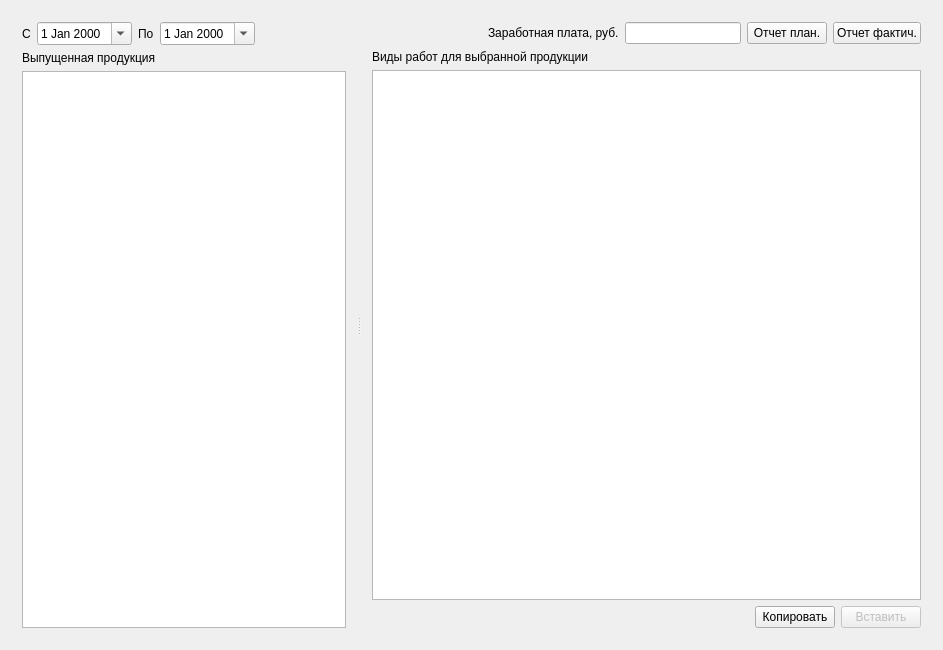
The window that mainwidget.ui (Sergeyego/econom_zp) describes before a commit, drawn with Qt 5.
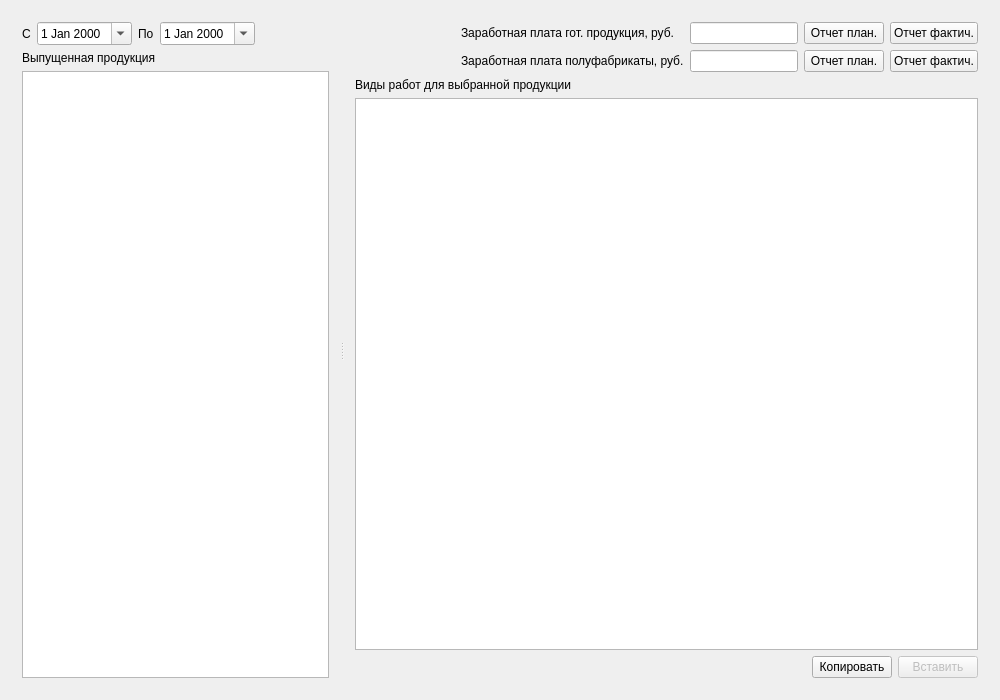
The same window after the commit. Custom widgets are drawn as their Qt base class.

What changed in the file:
```diff
--- a/mainwidget.ui
+++ b/mainwidget.ui
@@ -6,8 +6,8 @@
    <rect>
     <x>0</x>
     <y>0</y>
-    <width>943</width>
-    <height>650</height>
+    <width>1000</width>
+    <height>700</height>
    </rect>
   </property>
   <property name="windowTitle">
@@ -88,47 +88,98 @@
        </item>
       </layout>
      </widget>
-     <widget class="QWidget" name="layoutWidget">
+     <widget class="QWidget" name="">
       <layout class="QVBoxLayout" name="verticalLayout_2">
        <item>
-        <layout class="QHBoxLayout" name="horizontalLayout_3">
-         <item>
-          <spacer name="horizontalSpacer">
-           <property name="orientation">
-            <enum>Qt::Horizontal</enum>
-           </property>
-           <property name="sizeHint" stdset="0">
-            <size>
-             <width>40</width>
-             <height>20</height>
-            </size>
-           </property>
-          </spacer>
-         </item>
-         <item>
+        <layout class="QGridLayout" name="gridLayout">
+         <item row="0" column="1">
           <widget class="QLabel" name="label_3">
            <property name="text">
-            <string>Заработная плата, руб.</string>
+            <string>Заработная плата гот. продукция, руб.</string>
            </property>
           </widget>
          </item>
-         <item>
-          <widget class="QLineEdit" name="lineEditZp"/>
-         </item>
-         <item>
-          <widget class="QPushButton" name="pushButtonNorm">
-           <property name="text">
-            <string>Отчет план.</string>
+         <item row="0" column="2">
+          <widget class="QLineEdit" name="lineEditZp">
+           <property name="minimumSize">
+            <size>
+             <width>100</width>
+             <height>0</height>
+            </size>
            </property>
           </widget>
          </item>
-         <item>
+         <item row="0" column="4">
           <widget class="QPushButton" name="pushButtonFact">
            <property name="text">
             <string>Отчет фактич.</string>
            </property>
           </widget>
          </item>
+         <item row="1" column="1">
+          <widget class="QLabel" name="label_6">
+           <property name="text">
+            <string>Заработная плата полуфабрикаты, руб.</string>
+           </property>
+          </widget>
+         </item>
+         <item row="1" column="2">
+          <widget class="QLineEdit" name="lineEditZpPF">
+           <property name="minimumSize">
+            <size>
+             <width>100</width>
+             <height>0</height>
+            </size>
+           </property>
+          </widget>
+         </item>
+         <item row="1" column="4">
+          <widget class="QPushButton" name="pushButtonFactPF">
+           <property name="text">
+            <string>Отчет фактич.</string>
+           </property>
+          </widget>
+         </item>
+         <item row="0" column="3">
+          <widget class="QPushButton" name="pushButtonNorm">
+           <property name="text">
+            <string>Отчет план.</string>
+           </property>
+          </widget>
+         </item>
+         <item row="1" column="3">
+          <widget class="QPushButton" name="pushButtonNormPF">
+           <property name="text">
+            <string>Отчет план.</string>
+           </property>
+          </widget>
+         </item>
+         <item row="0" column="0">
+          <spacer name="horizontalSpacer">
+           <property name="orientation">
+            <enum>Qt::Horizontal</enum>
+           </property>
+           <property name="sizeHint" stdset="0">
+            <size>
+             <width>40</width>
+             <height>20</height>
+            </size>
+           </property>
+          </spacer>
+         </item>
+         <item row="1" column="0">
+          <spacer name="horizontalSpacer_4">
+           <property name="orientation">
+            <enum>Qt::Horizontal</enum>
+           </property>
+           <property name="sizeHint" stdset="0">
+            <size>
+             <width>40</width>
+             <height>20</height>
+            </size>
+           </property>
+          </spacer>
+         </item>
         </layout>
        </item>
        <item>
```
